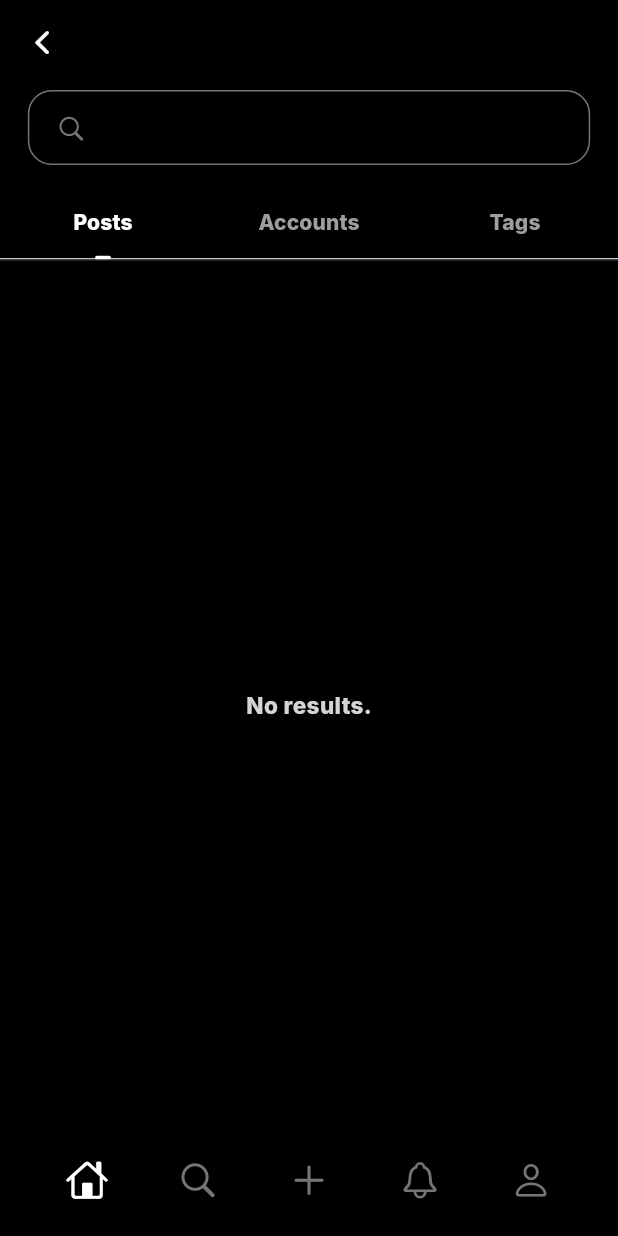
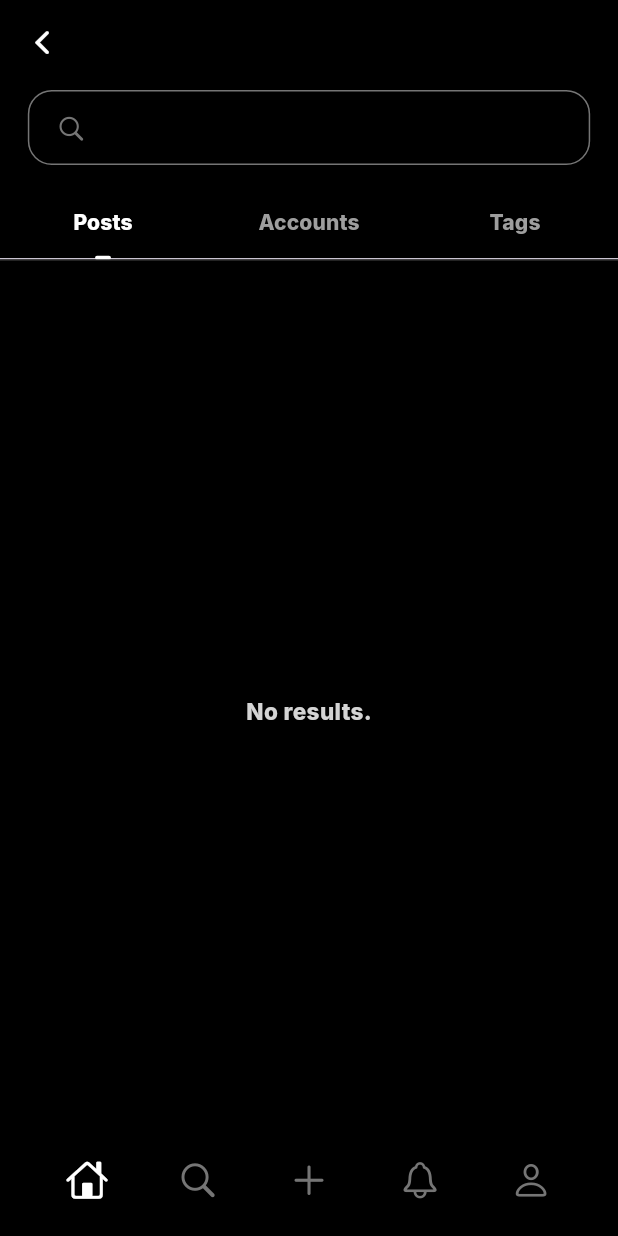
Before and after one commit to Tho100/revent, a Flutter app: the SearchResultsPage screen opened directly with empty values, on a phone screen of 412 x 824 dp. Run offline on Flutter 3.47's test engine with Material 3 defaults, Android fonts, the phone set to English and light mode, and no system bars; our stand-ins replace flutter_cache_manager, flutter_dotenv, flutter_native_image, get_it, google_fonts; missing offline and left inert: dynamic_height_grid_view, image_picker_plus, mysql_client; statements that could not run were skipped.

Commit message:
Minor UI changes

```diff
--- a/lib/pages/search_results_page.dart
+++ b/lib/pages/search_results_page.dart
@@ -89,6 +89,8 @@ class SearchResultsPageState extends State<SearchResultsPage> with SingleTickerP
 
           ],
         ),
+
+        const SizedBox(height: 8),
 
         ValueListenableBuilder(
           valueListenable: pageIsLoadedNotifier,
--- a/lib/widgets/profile/tabbar_widgets.dart
+++ b/lib/widgets/profile/tabbar_widgets.dart
@@ -23,7 +23,7 @@ class ProfileTabBarWidgets {
 
   Widget buildTabBarTabs() {
     return Padding(
-      padding: const EdgeInsets.only(left: 12.0, right: 12.0, top: 12.0),
+      padding: const EdgeInsets.only(left: 10.0, right: 10.0, top: 12.0),
       child: TabBarView(
         controller: controller,
         children: [
```
